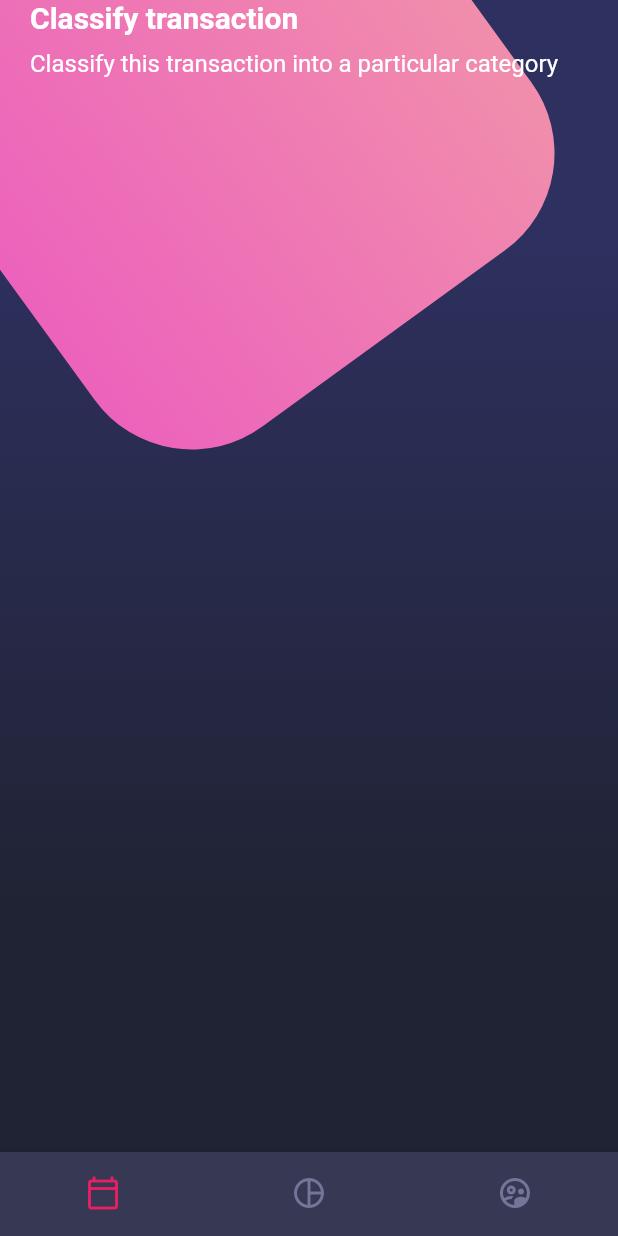
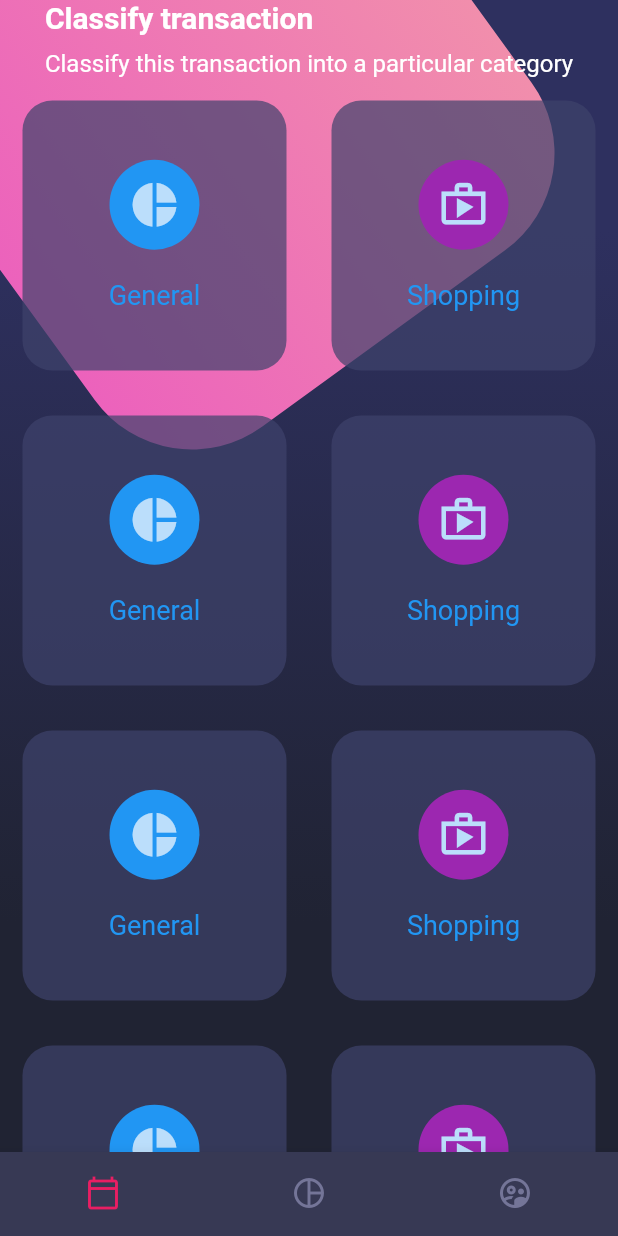
Before and after one commit to TazMania-Git/Basic_Design, a Flutter app: the screen it shows after launch, on a phone screen of 412 x 824 dp. Run offline on Flutter 3.47's test engine with Material 2 defaults, Android fonts, the light colour scheme and no system bars.

```diff
--- a/lib/screens/home_screen.dart
+++ b/lib/screens/home_screen.dart
@@ -1,4 +1,5 @@
 import 'package:designs_practice/widgets/background.dart';
+import 'package:designs_practice/widgets/card_table.dart';
 import 'package:designs_practice/widgets/custom_bottom_navigation.dart';
 import 'package:designs_practice/widgets/page_title.dart';
 import 'package:flutter/material.dart';
@@ -21,8 +22,10 @@ class _HomeBody extends StatelessWidget {
 
   @override
   Widget build(BuildContext context) {
-    return Column(
-      children: [PageTitle()],
+    return SingleChildScrollView(
+      child: Column(
+        children: [PageTitle(),CardTable()],
+      ),
     );
   }
 }
--- /dev/null
+++ b/lib/widgets/card_table.dart
@@ -0,0 +1,99 @@
+import 'dart:io';
+
+import 'package:flutter/material.dart';
+
+class CardTable extends StatelessWidget {
+  @override
+  Widget build(BuildContext context) {
+    return Table(
+      children: [
+        TableRow(children: [
+          _SingleCard(
+            icon: Icons.pie_chart_sharp,
+            color: Colors.blue,
+            text: "General",
+          ),
+          _SingleCard(
+            icon: Icons.shop_outlined,
+            color: Colors.purple,
+            text: "Shopping",
+          ),
+        ]),
+                  TableRow(children: [
+          _SingleCard(
+            icon: Icons.pie_chart_sharp,
+            color: Colors.blue,
+            text: "General",
+          ),
+          _SingleCard(
+            icon: Icons.shop_outlined,
+            color: Colors.purple,
+            text: "Shopping",
+          ),
+        ]),
+                  TableRow(children: [
+          _SingleCard(
+            icon: Icons.pie_chart_sharp,
+            color: Colors.blue,
+            text: "General",
+          ),
+          _SingleCard(
+            icon: Icons.shop_outlined,
+            color: Colors.purple,
+            text: "Shopping",
+          ),
+        ]),          TableRow(children: [
+          _SingleCard(
+            icon: Icons.pie_chart_sharp,
+            color: Colors.blue,
+            text: "General",
+          ),
+          _SingleCard(
+            icon: Icons.shop_outlined,
+            color: Colors.purple,
+            text: "Shopping",
+          ),
+        ])
+
+      ],
+    );
+  }
+}
+
+class _SingleCard extends StatelessWidget {
+  final IconData icon;
+  final Color color;
+  final String text;
+
+  const _SingleCard(
+      {required this.icon, required this.color, required this.text});
+
+  @override
+  Widget build(BuildContext context) {
+    return Container(
+      margin: EdgeInsets.all(15),
+      height: 180,
+      decoration: BoxDecoration(
+        borderRadius: BorderRadius.circular(20),
+        color: Color.fromRGBO(62, 66, 107, 0.7),
+      ),
+      child: Column(
+        mainAxisAlignment: MainAxisAlignment.center,
+        children: [
+          CircleAvatar(
+            child: Icon(icon, size: 35),
+            backgroundColor: color,
+            radius: 30,
+          ),
+          SizedBox(
+            height: 20,
+          ),
+          Text(
+            text,
+            style: TextStyle(color: Colors.blue, fontSize: 18),
+          )
+        ],
+      ),
+    );
+  }
+}
```
